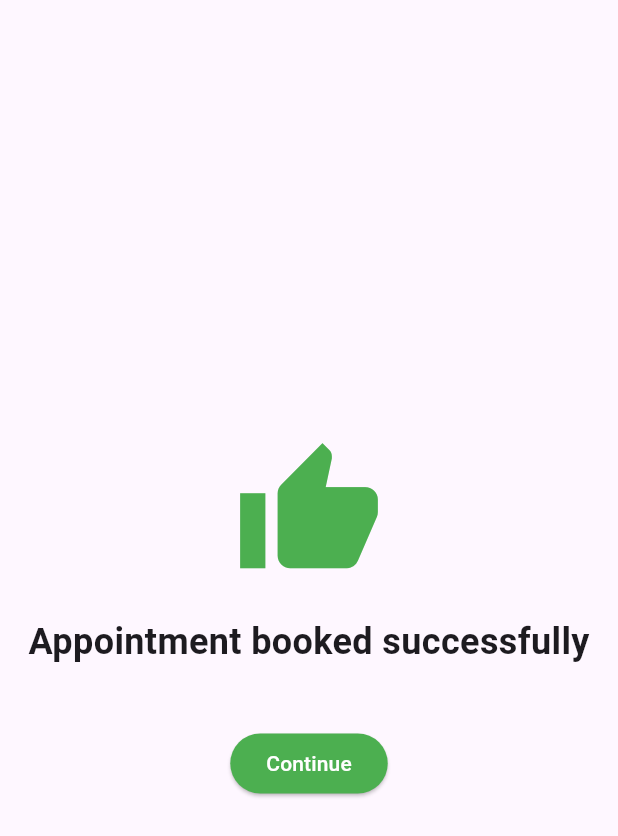
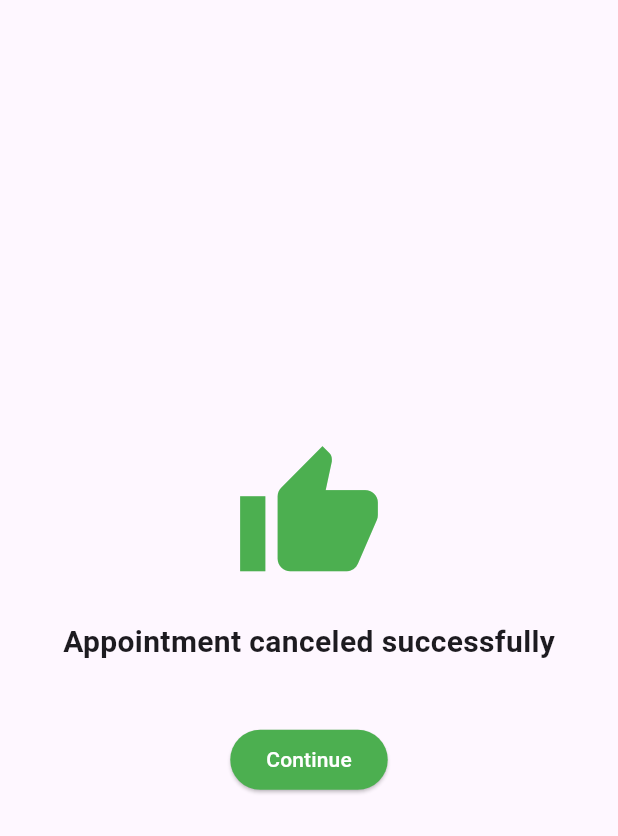
Before and after one commit to Harshcs21/Maddy_care, a Flutter app: the DoctorDetails screen opened directly, after a tap on "Book Appointment", on a phone screen of 412 x 824 dp. Shown: the top 836 px of the screen. Run offline on Flutter 3.47's test engine with Material 3 defaults, Android fonts, the phone set to English and light mode, and no system bars.

Commit message:
cancel appointment page done and doctor details and new appointment page updated

```diff
--- /dev/null
+++ b/lib/cancelappointment.dart
@@ -0,0 +1,54 @@
+import 'package:flutter/material.dart';
+import 'package:flutter_pro/userappointment.dart';
+import 'package:flutter_pro/userappointment.dart';
+
+class CancelAppointment extends StatefulWidget {
+  const CancelAppointment({Key? key}) : super(key: key);
+
+  @override
+  State<CancelAppointment> createState() => _CancelAppointmentState();
+}
+
+class _CancelAppointmentState extends State<CancelAppointment> {
+  @override
+  Widget build(BuildContext context) {
+    return Scaffold(
+      body: Center(
+        child: Column(
+          mainAxisAlignment: MainAxisAlignment.center,
+          children: [
+            Icon(
+              Icons.thumb_up,
+              size: 100,
+              color: Colors.green,
+            ),
+            SizedBox(height: 20),
+            Text(
+              'Appointment canceled successfully',
+              style: TextStyle(
+                fontSize: 20,
+                fontWeight: FontWeight.bold,
+              ),
+            ),
+            SizedBox(height: 40),
+            ElevatedButton(
+              onPressed: () {
+                Navigator.push(
+                  context,
+                  MaterialPageRoute(builder: (context) => UserAppointment()),
+                );
+              },
+              style: ElevatedButton.styleFrom(
+                primary: Colors.green, // Background color
+              ),
+              child: Text(
+                'Continue',
+                style: TextStyle(color: Colors.white), // Text color
+              ),
+            ),
+          ],
+        ),
+      ),
+    );
+  }
+}
--- a/lib/doctordetail.dart
+++ b/lib/doctordetail.dart
@@ -1,4 +1,5 @@
 import 'package:flutter/material.dart';
+import 'package:flutter_pro/cancelappointment.dart';
 import 'package:flutter_pro/confirmappointment.dart';
 
 class DoctorDetails extends StatefulWidget {
@@ -22,14 +23,15 @@ class _DoctorDetailsState extends State<DoctorDetails> {
             crossAxisAlignment: CrossAxisAlignment.start,
             children: [
               Row(
+                mainAxisAlignment: MainAxisAlignment.spaceEvenly,
                 children: [
-                  ClipRRect(
-                    borderRadius: BorderRadius.circular(50),
-                    child: Image.asset(
-                      'assets/splash.jpg', // Replace with your image path
-                      width: 50,
-                      height: 50,
-                      fit: BoxFit.cover,
+                  Container(
+                    height: 100,
+                    width: 100,
+                    decoration: BoxDecoration(
+                      image: DecorationImage(
+                        image: AssetImage("assets/splash.png"),
+                      )
                     ),
                   ),
                   SizedBox(width: 20),
@@ -66,11 +68,19 @@ class _DoctorDetailsState extends State<DoctorDetails> {
                 style: TextStyle(fontSize: 18, fontWeight: FontWeight.bold),
               ),
               SizedBox(height: 10),
-              Text(
-                'Lorem ipsum dolor sit amet, consectetur adipiscing elit. '
-                    'Sed do eiusmod tempor incididunt ut labore et dolore magna aliqua. '
-                    'Ut enim ad minim veniam, quis nostrud exercitation ullamco laboris nisi ut aliquip ex ea commodo consequat.',
-                style: TextStyle(fontSize: 16),
+              Container(
+                padding: EdgeInsets.all(20),
+                decoration: BoxDecoration(
+                  color: Colors.grey,
+                  borderRadius: BorderRadius.only(topLeft: Radius.circular(40), bottomRight: Radius.circular(40)),
+                ),
+                child: Text(
+                  textAlign: TextAlign.center,
+                  'Lorem ipsum dolor sit amet, consectetur adipiscing elit. '
+                      'Sed do eiusmod tempor incididunt ut labore et dolore magna aliqua. '
+                      'Ut enim ad minim veniam, quis nostrud exercitation ullamco laboris nisi ut aliquip ex ea commodo consequat.',
+                  style: TextStyle(fontSize: 16,),
+                ),
               ),
               Spacer(),
               Align(
@@ -93,7 +103,7 @@ class _DoctorDetailsState extends State<DoctorDetails> {
                         Navigator.push(
                           context,
                           MaterialPageRoute(
-                            builder: (context) => ConfirmAppointment(),
+                            builder: (context) => CancelAppointment(),
                           ),
                         );
                       },
```
Also changed, not shown: lib/main.dart (+5 -5 lines), lib/newappointment.dart (+35 -123 lines), lib/patientdetails.dart (+12 -0 lines), lib/register.dart (+31 -31 lines), lib/firebase_options.dart.
